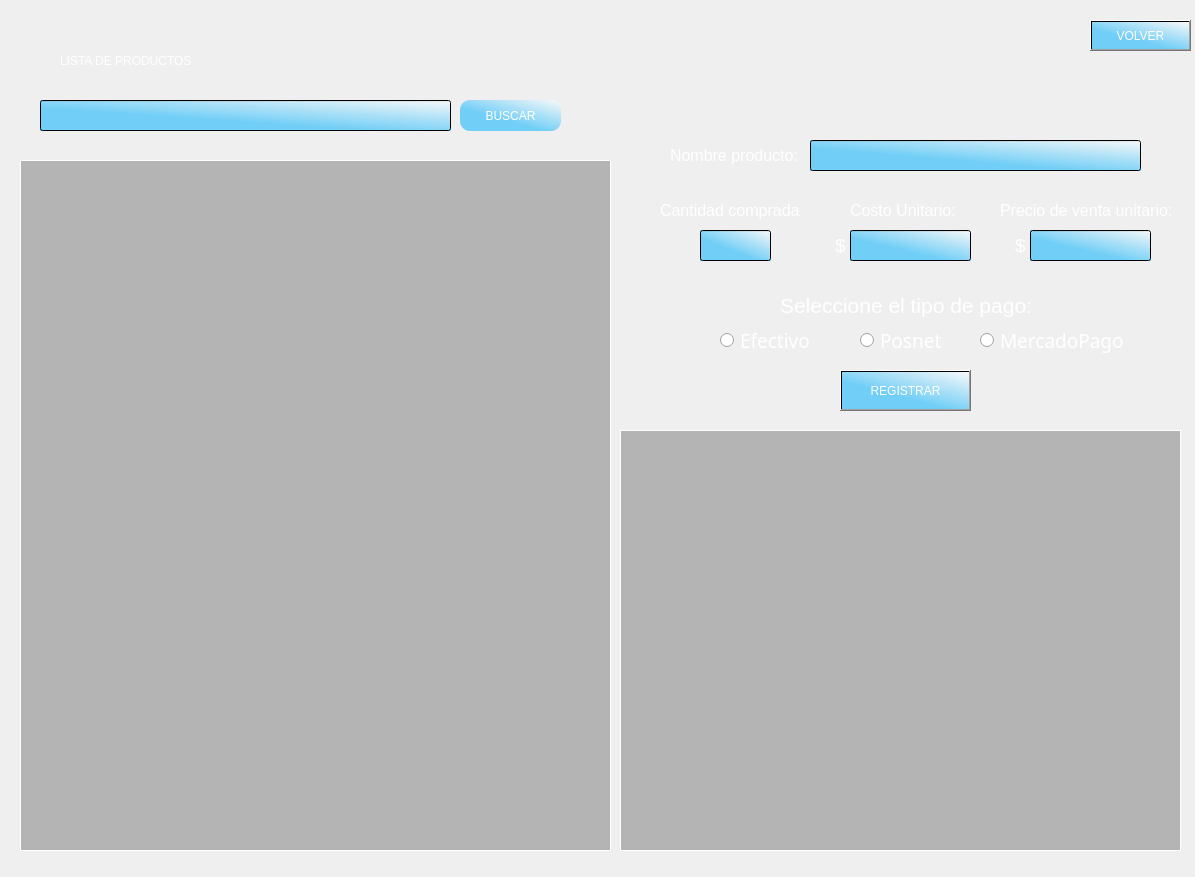
First picture: the form in ventanas/registrar_compra_producto_nuevo.ui, repository LautaroRomero21/Proyecto-CRUD-para-empresa-chica, before the edit.
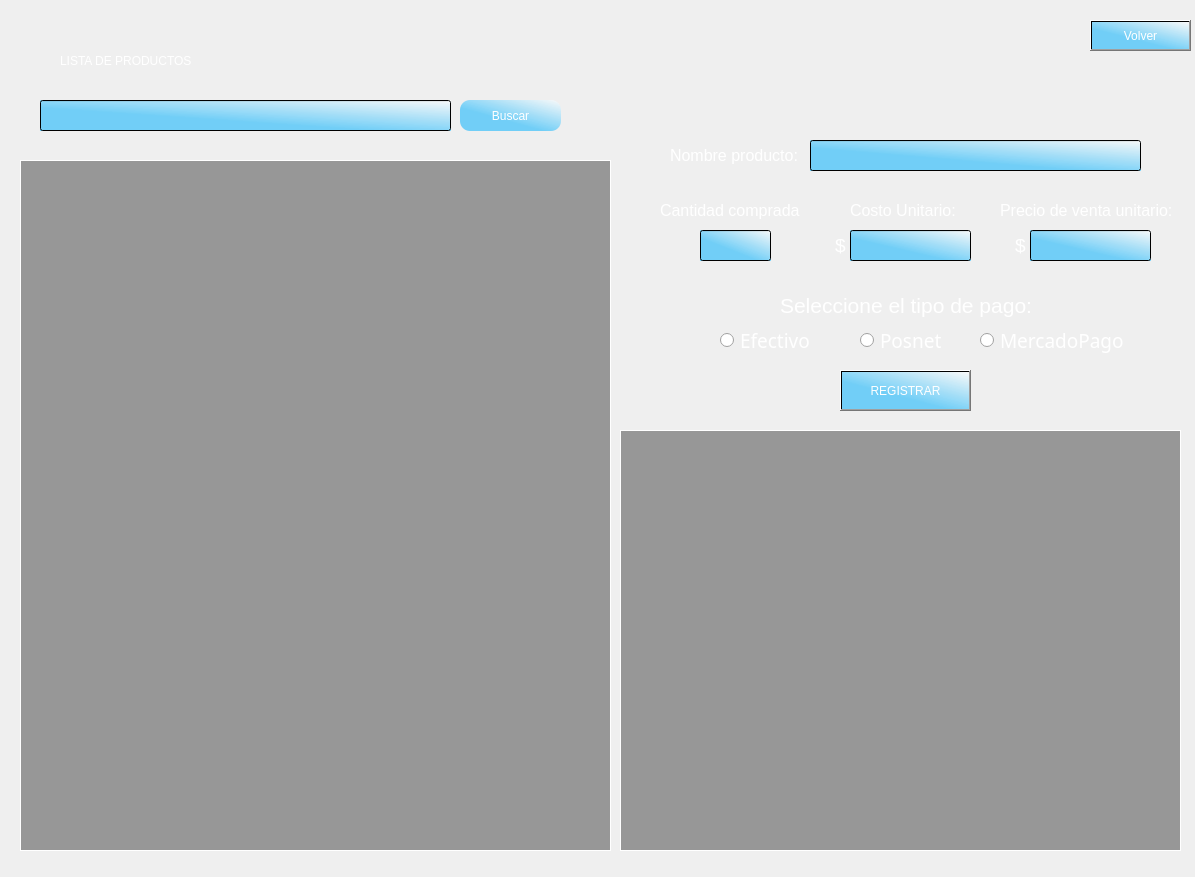
Second picture: the form after the edit. Icons and pictures are not drawn.

Commit message: background historial ventas actualizado

Diff of the .ui file:
```diff
--- a/ventanas/registrar_compra_producto_nuevo.ui
+++ b/ventanas/registrar_compra_producto_nuevo.ui
@@ -81,8 +81,14 @@
 background-color: none;
 font: 57 14pt &quot;Yu Gothic Medium&quot;;
 }
+QWidget#widget{
+	background-image: url(:/registrar_compras/3376284.jpg);
+}
+QLabel{
+color:#fff;
+}
 QTreeView{
-	background-color: qlineargradient(spread:pad, x1:0, y1:0, x2:1, y2:0, stop:1 rgba(147, 147, 147, 162));
+	background-color: qlineargradient(spread:pad, x1:0, y1:0, x2:1, y2:0, stop:1 rgba(101, 101, 101, 162));
 color: #fff;
 border: 1px solid #fff;
 }
@@ -92,12 +98,6 @@
 }
 QTreeView::item {
 color: #fff;
-}
-QWidget#widget{
-	background-image: url(:/registrar_compras/3376284.jpg);
-}
-QLabel{
-color:#fff;
 }</string>
    </property>
    <widget class="QLineEdit" name="input_precio_unitario">
@@ -162,7 +162,7 @@
      <string notr="true">border-radius:10px;</string>
     </property>
     <property name="text">
-     <string>BUSCAR</string>
+     <string>Buscar</string>
     </property>
    </widget>
    <widget class="QLabel" name="label_7">
@@ -337,7 +337,7 @@
      <string notr="true"/>
     </property>
     <property name="text">
-     <string>VOLVER</string>
+     <string>Volver</string>
     </property>
    </widget>
    <widget class="QLineEdit" name="input_buscar_producto">
```
The commit also changes 24 other files.
